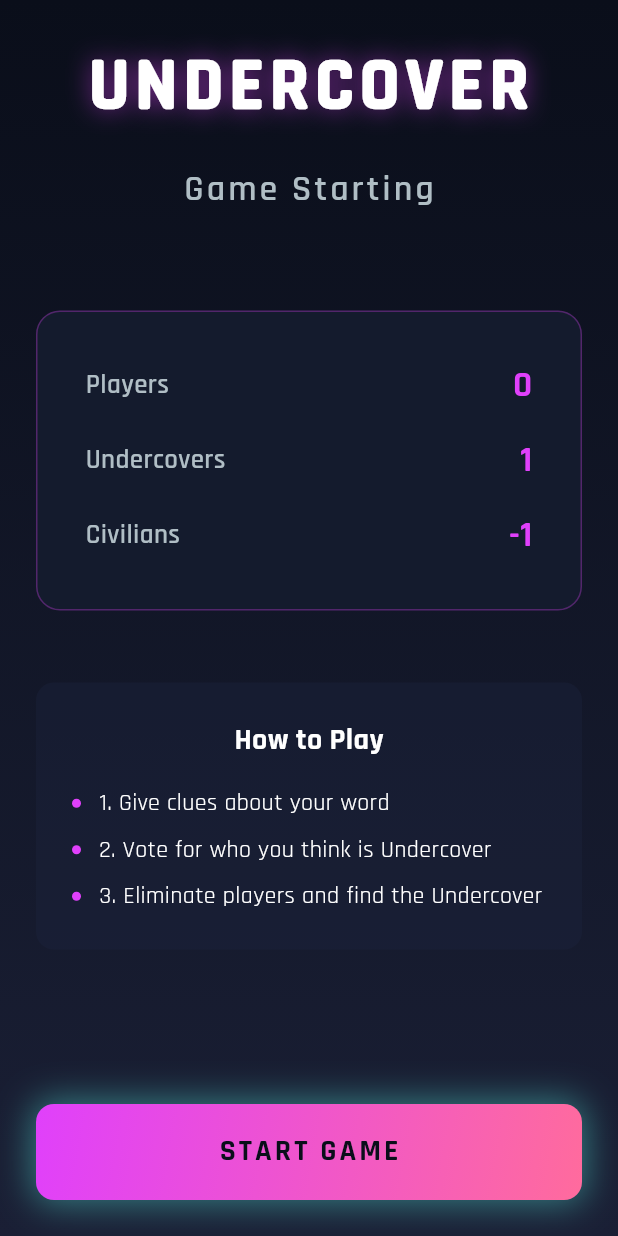
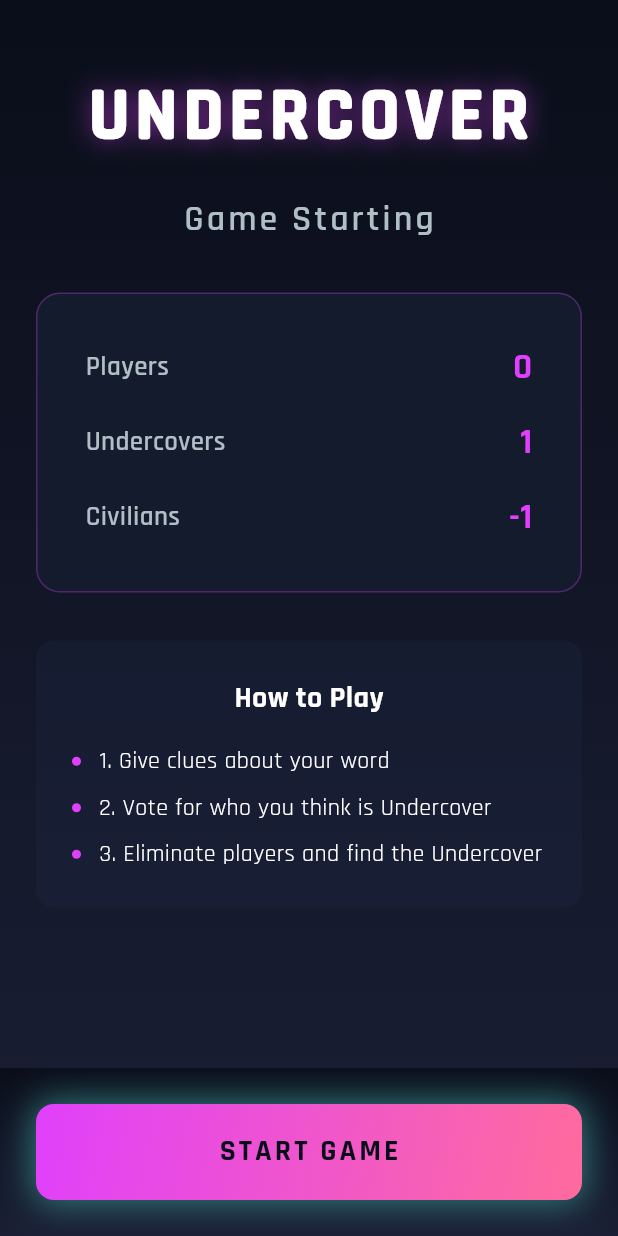
Before and after one commit to iwantdrugsxd/truth-and-dare, a Flutter app: the GameStartScreen screen opened directly, on a phone screen of 412 x 824 dp. Run offline on Flutter 3.47's test engine with Material 3 defaults, Android fonts, the phone set to English and light mode, and no system bars; drawn by our look-alikes of flutter_animate; our stand-ins replace google_fonts.

Commit message:
Fix game start screen: make scrollable and button always accessible on mobile

```diff
--- a/lib/screens/undercover/game_start_screen.dart
+++ b/lib/screens/undercover/game_start_screen.dart
@@ -19,11 +19,14 @@ class GameStartScreen extends StatelessWidget {
               gradient: AppTheme.backgroundGradient,
             ),
             child: SafeArea(
-              child: Padding(
+              child: Column(
+                children: [
+                  Expanded(
+                    child: SingleChildScrollView(
                       padding: const EdgeInsets.all(24.0),
                       child: Column(
-                  mainAxisAlignment: MainAxisAlignment.center,
                         children: [
+                          const SizedBox(height: 20),
                           // Game title
                           Text(
                             'UNDERCOVER',
@@ -53,7 +56,7 @@ class GameStartScreen extends StatelessWidget {
                             ),
                           ).animate().fadeIn(delay: 200.ms),
 
-                    const SizedBox(height: 64),
+                          const SizedBox(height: 32),
 
                           // Game info
                           Container(
@@ -81,7 +84,7 @@ class GameStartScreen extends StatelessWidget {
                             ),
                           ).animate().fadeIn(delay: 400.ms).slideY(begin: 0.2),
 
-                    const SizedBox(height: 48),
+                          const SizedBox(height: 32),
 
                           // Instructions
                           Container(
@@ -110,10 +113,19 @@ class GameStartScreen extends StatelessWidget {
                             ),
                           ).animate().fadeIn(delay: 600.ms).slideY(begin: 0.2),
 
-                    const Spacer(),
+                          const SizedBox(height: 40),
+                        ],
+                      ),
+                    ),
+                  ),
 
-                    // Start button
-                    GlowingButton(
+                  // Start button - Fixed at bottom
+                  Container(
+                    padding: const EdgeInsets.all(24.0),
+                    decoration: BoxDecoration(
+                      gradient: AppTheme.backgroundGradient,
+                    ),
+                    child: GlowingButton(
                       text: 'START GAME',
                       onPressed: () {
                         provider.startClueGiving();
@@ -131,8 +143,8 @@ class GameStartScreen extends StatelessWidget {
                       },
                       gradient: AppTheme.magentaGradient,
                     ).animate().fadeIn(delay: 800.ms).slideY(begin: 0.2),
+                  ),
                 ],
-                ),
               ),
             ),
           ),
```
Also changed, not shown: 3 other files. Lines whose indentation alone changed are shown as unchanged.
